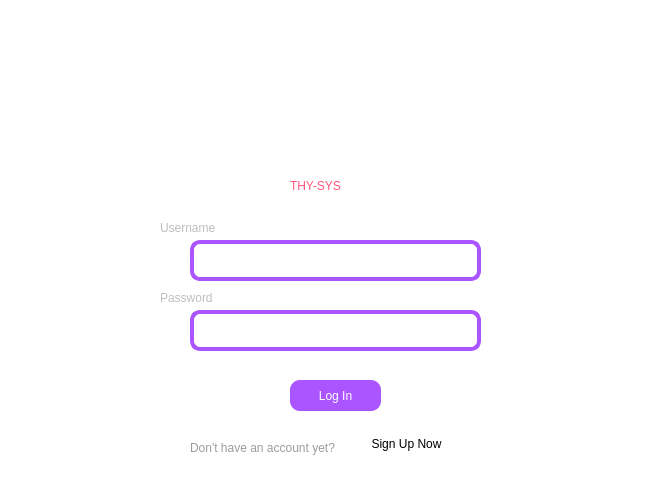
First picture: the form in thysys_login.ui, repository EuphoriaForever/thysys, before the edit.
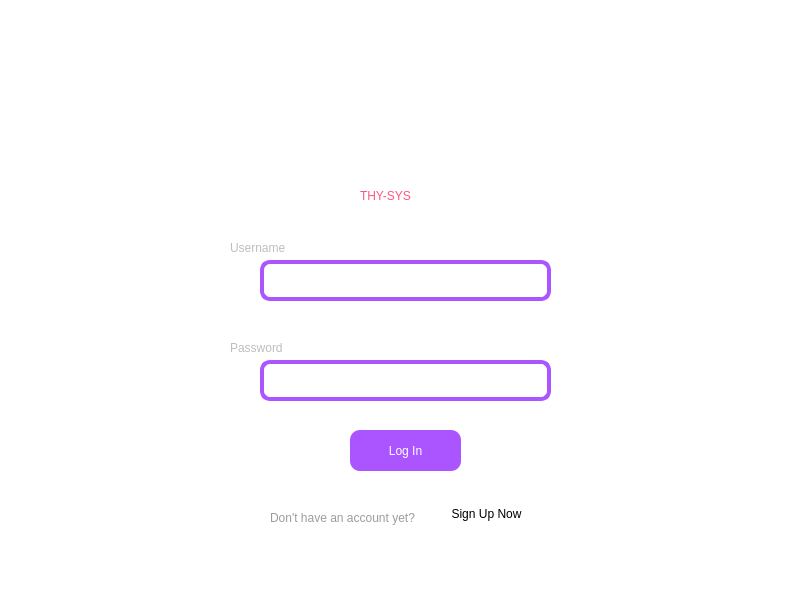
Second picture: the form after the edit. Icons and pictures are not drawn.

Diff of the .ui file:
```diff
--- a/thysys_login.ui
+++ b/thysys_login.ui
@@ -6,8 +6,8 @@
    <rect>
     <x>0</x>
     <y>0</y>
-    <width>663</width>
-    <height>486</height>
+    <width>798</width>
+    <height>600</height>
    </rect>
   </property>
   <property name="windowTitle">
@@ -19,10 +19,10 @@
   <widget class="QLabel" name="icon">
    <property name="geometry">
     <rect>
-     <x>260</x>
-     <y>30</y>
-     <width>161</width>
-     <height>141</height>
+     <x>320</x>
+     <y>20</y>
+     <width>191</width>
+     <height>161</height>
     </rect>
    </property>
    <property name="text">
@@ -38,8 +38,8 @@
   <widget class="QLabel" name="thysysName">
    <property name="geometry">
     <rect>
-     <x>290</x>
-     <y>170</y>
+     <x>360</x>
+     <y>180</y>
      <width>111</width>
      <height>31</height>
     </rect>
@@ -56,8 +56,8 @@
   <widget class="QLineEdit" name="username">
    <property name="geometry">
     <rect>
-     <x>190</x>
-     <y>240</y>
+     <x>260</x>
+     <y>260</y>
      <width>291</width>
      <height>41</height>
     </rect>
@@ -72,8 +72,8 @@
   <widget class="QLineEdit" name="password">
    <property name="geometry">
     <rect>
-     <x>190</x>
-     <y>310</y>
+     <x>260</x>
+     <y>360</y>
      <width>291</width>
      <height>41</height>
     </rect>
@@ -86,8 +86,8 @@
   <widget class="QLabel" name="usernameLabel">
    <property name="geometry">
     <rect>
-     <x>160</x>
-     <y>220</y>
+     <x>230</x>
+     <y>240</y>
      <width>81</width>
      <height>16</height>
     </rect>
@@ -103,8 +103,8 @@
   <widget class="QLabel" name="passwordLabel">
    <property name="geometry">
     <rect>
-     <x>160</x>
-     <y>290</y>
+     <x>230</x>
+     <y>340</y>
      <width>91</width>
      <height>16</height>
     </rect>
@@ -120,12 +120,21 @@
   <widget class="QPushButton" name="Login">
    <property name="geometry">
     <rect>
-     <x>290</x>
-     <y>380</y>
-     <width>91</width>
-     <height>31</height>
+     <x>350</x>
+     <y>430</y>
+     <width>111</width>
+     <height>41</height>
     </rect>
    </property>
+   <property name="font">
+    <font>
+     <family>Arial</family>
+     <pointsize>9</pointsize>
+     <weight>9</weight>
+     <italic>false</italic>
+     <bold>false</bold>
+    </font>
+   </property>
    <property name="styleSheet">
     <string notr="true">background-color: rgb(170, 85, 255);
 color: rgb(255, 255, 255);
@@ -139,8 +148,8 @@
   <widget class="QLabel" name="label">
    <property name="geometry">
     <rect>
-     <x>190</x>
-     <y>440</y>
+     <x>270</x>
+     <y>510</y>
      <width>161</width>
      <height>16</height>
     </rect>
@@ -155,8 +164,8 @@
   <widget class="QPushButton" name="createAcc">
    <property name="geometry">
     <rect>
-     <x>360</x>
-     <y>430</y>
+     <x>440</x>
+     <y>500</y>
      <width>93</width>
      <height>28</height>
     </rect>
```
